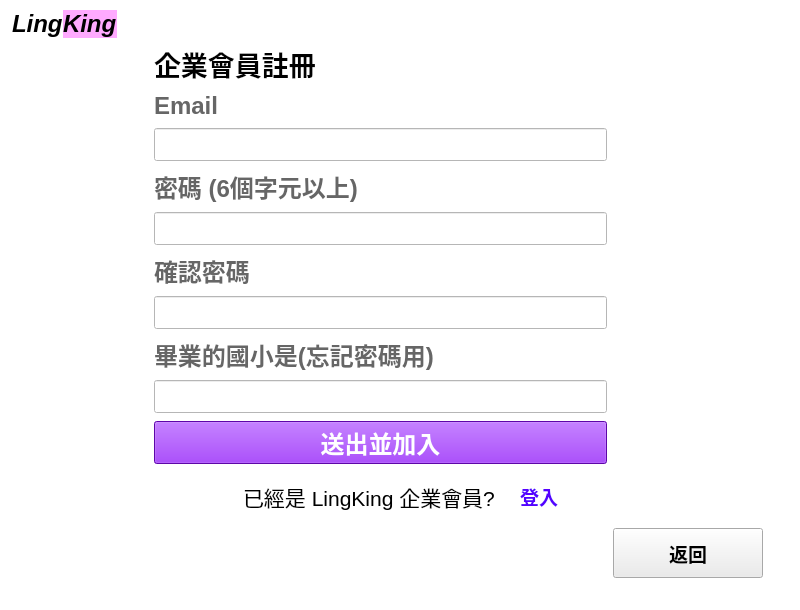
First picture: the form in UI/company_register.ui, repository smilesmilehero/Advanced_Python_final_project_resume_system, before the edit.
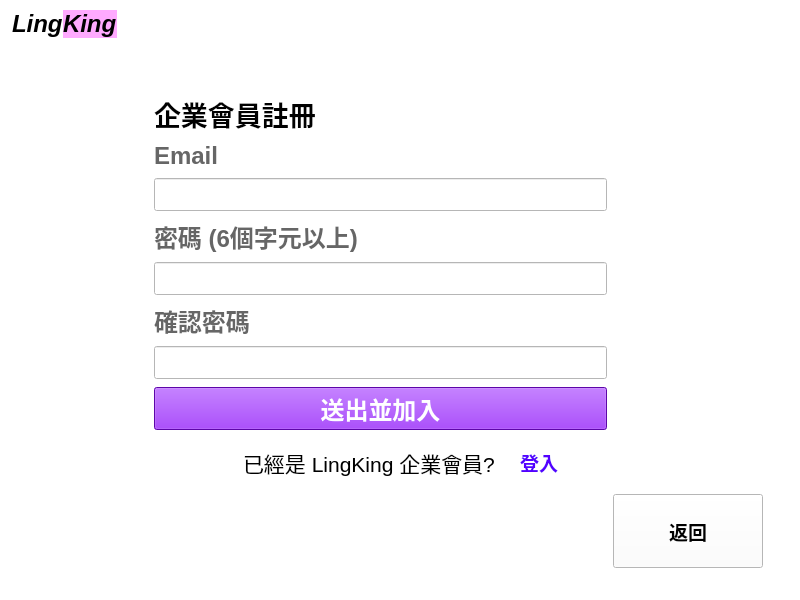
Second picture: the form after the edit.

Diff of the .ui file:
```diff
--- a/UI/company_register.ui
+++ b/UI/company_register.ui
@@ -814,207 +814,6 @@
           </property>
          </widget>
         </item>
-        <item>
-         <widget class="QLabel" name="label_6">
-          <property name="sizePolicy">
-           <sizepolicy hsizetype="Maximum" vsizetype="Fixed">
-            <horstretch>0</horstretch>
-            <verstretch>1</verstretch>
-           </sizepolicy>
-          </property>
-          <property name="maximumSize">
-           <size>
-            <width>480</width>
-            <height>16777215</height>
-           </size>
-          </property>
-          <property name="palette">
-           <palette>
-            <active>
-             <colorrole role="WindowText">
-              <brush brushstyle="SolidPattern">
-               <color alpha="255">
-                <red>102</red>
-                <green>102</green>
-                <blue>102</blue>
-               </color>
-              </brush>
-             </colorrole>
-             <colorrole role="Button">
-              <brush brushstyle="SolidPattern">
-               <color alpha="255">
-                <red>255</red>
-                <green>255</green>
-                <blue>255</blue>
-               </color>
-              </brush>
-             </colorrole>
-             <colorrole role="Text">
-              <brush brushstyle="SolidPattern">
-               <color alpha="255">
-                <red>156</red>
-                <green>156</green>
-                <blue>156</blue>
-               </color>
-              </brush>
-             </colorrole>
-             <colorrole role="Base">
-              <brush brushstyle="SolidPattern">
-               <color alpha="255">
-                <red>255</red>
-                <green>255</green>
-                <blue>255</blue>
-               </color>
-              </brush>
-             </colorrole>
-             <colorrole role="Window">
-              <brush brushstyle="SolidPattern">
-               <color alpha="255">
-                <red>255</red>
-                <green>255</green>
-                <blue>255</blue>
-               </color>
-              </brush>
-             </colorrole>
-            </active>
-            <inactive>
-             <colorrole role="WindowText">
-              <brush brushstyle="SolidPattern">
-               <color alpha="255">
-                <red>102</red>
-                <green>102</green>
-                <blue>102</blue>
-               </color>
-              </brush>
-             </colorrole>
-             <colorrole role="Button">
-              <brush brushstyle="SolidPattern">
-               <color alpha="255">
-                <red>255</red>
-                <green>255</green>
-                <blue>255</blue>
-               </color>
-              </brush>
-             </colorrole>
-             <colorrole role="Text">
-              <brush brushstyle="SolidPattern">
-               <color alpha="255">
-                <red>156</red>
-                <green>156</green>
-                <blue>156</blue>
-               </color>
-              </brush>
-             </colorrole>
-             <colorrole role="Base">
-              <brush brushstyle="SolidPattern">
-               <color alpha="255">
-                <red>255</red>
-                <green>255</green>
-                <blue>255</blue>
-               </color>
-              </brush>
-             </colorrole>
-             <colorrole role="Window">
-              <brush brushstyle="SolidPattern">
-               <color alpha="255">
-                <red>255</red>
-                <green>255</green>
-                <blue>255</blue>
-               </color>
-              </brush>
-             </colorrole>
-            </inactive>
-            <disabled>
-             <colorrole role="WindowText">
-              <brush brushstyle="SolidPattern">
-               <color alpha="255">
-                <red>120</red>
-                <green>120</green>
-                <blue>120</blue>
-               </color>
-              </brush>
-             </colorrole>
-             <colorrole role="Button">
-              <brush brushstyle="SolidPattern">
-               <color alpha="255">
-                <red>255</red>
-                <green>255</green>
-                <blue>255</blue>
-               </color>
-              </brush>
-             </colorrole>
-             <colorrole role="Text">
-              <brush brushstyle="SolidPattern">
-               <color alpha="255">
-                <red>120</red>
-                <green>120</green>
-                <blue>120</blue>
-               </color>
-              </brush>
-             </colorrole>
-             <colorrole role="Base">
-              <brush brushstyle="SolidPattern">
-               <color alpha="255">
-                <red>255</red>
-                <green>255</green>
-                <blue>255</blue>
-               </color>
-              </brush>
-             </colorrole>
-             <colorrole role="Window">
-              <brush brushstyle="SolidPattern">
-               <color alpha="255">
-                <red>255</red>
-                <green>255</green>
-                <blue>255</blue>
-               </color>
-              </brush>
-             </colorrole>
-            </disabled>
-           </palette>
-          </property>
-          <property name="font">
-           <font>
-            <pointsize>18</pointsize>
-            <weight>75</weight>
-            <bold>true</bold>
-           </font>
-          </property>
-          <property name="focusPolicy">
-           <enum>Qt::NoFocus</enum>
-          </property>
-          <property name="styleSheet">
-           <string notr="true"/>
-          </property>
-          <property name="text">
-           <string>畢業的國小是(忘記密碼用)</string>
-          </property>
-          <property name="buddy">
-           <cstring>password_input</cstring>
-          </property>
-         </widget>
-        </item>
-        <item>
-         <widget class="QLineEdit" name="company_forgotPS_input">
-          <property name="sizePolicy">
-           <sizepolicy hsizetype="Maximum" vsizetype="Fixed">
-            <horstretch>0</horstretch>
-            <verstretch>2</verstretch>
-           </sizepolicy>
-          </property>
-          <property name="maximumSize">
-           <size>
-            <width>480</width>
-            <height>16777215</height>
-           </size>
-          </property>
-          <property name="font">
-           <font>
-            <pointsize>16</pointsize>
-           </font>
-          </property>
-         </widget>
-        </item>
         <item>
          <widget class="QPushButton" name="send_btn">
           <property name="sizePolicy">
@@ -1423,7 +1222,7 @@
          <cursorShape>PointingHandCursor</cursorShape>
         </property>
         <property name="styleSheet">
-         <string notr="true">background-color: rgb(235, 235, 235);</string>
+         <string notr="true">background-color: rgb(255, 255, 255);</string>
         </property>
         <property name="text">
          <string>返回</string>
```
